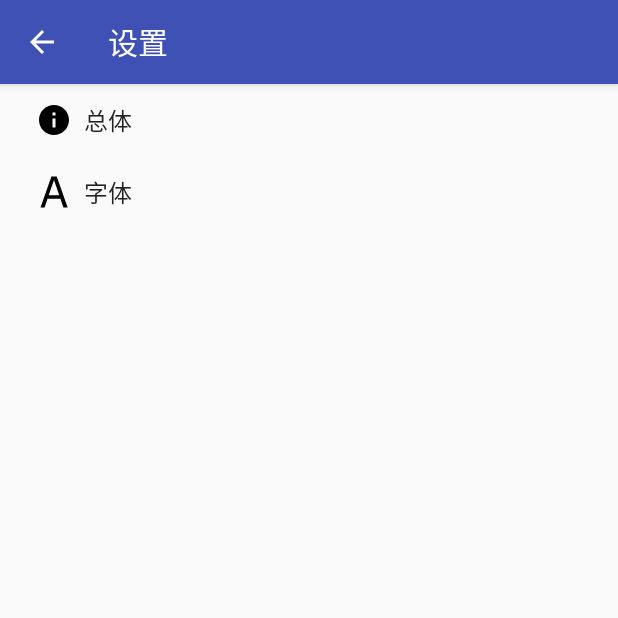
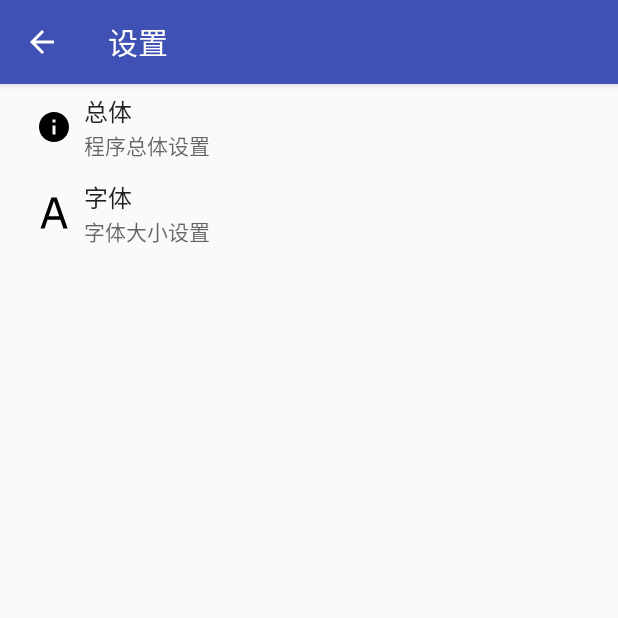
Before and after one commit to KanModel/Notes, an Android app: the SettingsActivity screen opened directly, with no data from a screen before it, on a phone screen of 412 x 824 dp, the top half of it. Run offline under Robolectric (Android 15) with nearby library versions, the phone set to English and light mode, and no system bars.

Commit message:
调整项目结构

```diff
--- a/app/src/main/res/layout/recycler_note.xml
+++ b/app/src/main/res/layout/recycler_note.xml
@@ -2,8 +2,10 @@
 <LinearLayout xmlns:android="http://schemas.android.com/apk/res/android"
     android:layout_width="match_parent"
     android:layout_height="wrap_content"
-    android:layout_margin="3dp"
-    android:background="#a0cbed"
+    android:layout_marginTop="4dp"
+    android:layout_marginRight="4dp"
+    android:layout_marginLeft="4dp"
+    android:background="@drawable/recycler_note_shape"
     android:orientation="vertical">
 
     <EditText
--- a/app/src/main/res/values/strings.xml
+++ b/app/src/main/res/values/strings.xml
@@ -79,4 +79,9 @@
     <string name="pref_title_vibrate">Vibrate</string>
     <string name="appwidget_text">EXAMPLE</string>
     <string name="add_widget">Add widget</string>
+    <string name="pref_header_general_summary">程序总体设置</string>
+    <string name="pref_header_font_summary">字体大小设置</string>
+    <string name="pref_font_time_size">时间字体大小</string>
+    <string name="pref_font_content_size">内容字体大小</string>
+    <string name="pref_font_title_size">标题字体大小</string>
 </resources>
--- a/app/src/main/res/xml/pref_font.xml
+++ b/app/src/main/res/xml/pref_font.xml
@@ -1,12 +1,12 @@
 <PreferenceScreen xmlns:android="http://schemas.android.com/apk/res/android">
-
+    <PreferenceCategory android:title="@string/pref_header_font_summary">
         <EditTextPreference
             android:defaultValue="30"
             android:inputType="number"
             android:key="font_title_size"
             android:selectAllOnFocus="true"
             android:singleLine="true"
-        android:title="标题字号"
+            android:title="@string/pref_font_title_size"
             android:visibility="visible" />
         <EditTextPreference
             android:layout_width="wrap_content"
@@ -16,7 +16,7 @@
             android:key="font_time_size"
             android:selectAllOnFocus="true"
             android:singleLine="true"
-        android:title="时间字号"
+            android:title="@string/pref_font_time_size"
             android:visibility="visible" />
         <EditTextPreference
             android:layout_width="wrap_content"
@@ -25,7 +25,7 @@
             android:inputType="number"
             android:key="font_content_size"
             android:selectAllOnFocus="true"
-        android:title="内容字号"
+            android:title="@string/pref_font_content_size"
             android:visibility="visible" />
-
+    </PreferenceCategory>
 </PreferenceScreen>
--- a/app/src/main/res/xml/pref_headers.xml
+++ b/app/src/main/res/xml/pref_headers.xml
@@ -5,12 +5,14 @@
     <header
         android:fragment="nov.me.kanmodel.notes.SettingsActivity$GeneralPreferenceFragment"
         android:icon="@drawable/ic_info_black_24dp"
-        android:title="@string/pref_header_general" />
+        android:title="@string/pref_header_general"
+        android:summary="@string/pref_header_general_summary"/>
 
     <header
         android:fragment="nov.me.kanmodel.notes.SettingsActivity$FontFragment"
         android:icon="@drawable/ic_font_black_24dp"
-        android:title="@string/pref_header_font" />
+        android:title="@string/pref_header_font"
+        android:summary="@string/pref_header_font_summary"/>
 
 
 </preference-headers>
```
Also changed, not shown: app/src/main/java/nov/me/kanmodel/notes/MainActivity.java (+45 -74 lines), app/src/main/java/nov/me/kanmodel/notes/widget/NoteAppWidget.java (+13 -5 lines), app/src/main/res/drawable/recycler_note_shape.xml (added, +12 -0 lines), app/src/main/res/layout/activity_main.xml (+5 -27 lines). Lines whose indentation alone changed are shown as unchanged.
